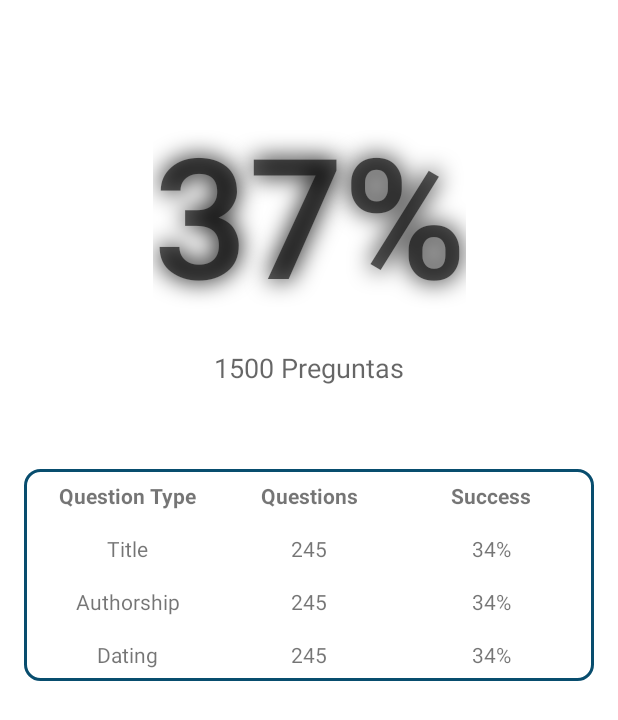
After one commit to santukis/cleanArchitecture, an Android app: the layout fragment_game_score.xml on its own in the app's theme, with its tools: preview values and no code run, on a phone screen of 412 x 824 dp. The commit adds this screen. Shown: the top 720 px of the screen. Run offline under Robolectric (Android 15) with nearby library versions, the light colour scheme and no system bars.

Commit message:
fragment game score layout implemented

```diff
--- a/app/src/main/java/com/santukis/cleanarchitecture/game/domain/model/Game.kt
+++ b/app/src/main/java/com/santukis/cleanarchitecture/game/domain/model/Game.kt
@@ -4,11 +4,21 @@ import androidx.annotation.StringRes
 import com.santukis.cleanarchitecture.R
 import org.threeten.bp.LocalDateTime
 import kotlin.random.Random
+import kotlin.reflect.KClass
 
 data class Game(
     var score: Int = 0,
     var date: LocalDateTime = LocalDateTime.now()
-)
+) {
+
+    fun getPercentageScore(): String = ""
+
+    fun getQuestionCount(): String = ""
+
+    fun getQuestionCount(type: KClass<out Question>): String = ""
+
+    fun getPercentageScore(type: KClass<out Question>): String = ""
+}
 
 sealed class Question(
     var answers: List<Answer>,
@@ -16,9 +26,9 @@ sealed class Question(
     var successfullyAnswered: Boolean = false
 ) {
 
-    private var rightOption: Int = Random.nextInt(0, answers.size)
+    private val rightOption: Int = Random.nextInt(0, answers.size)
 
-    fun getRightAnswer() = answers.get(rightOption)
+    fun getRightAnswer() = answers[rightOption]
 
     fun checkAnswer(artwork: Answer) {
         successfullyAnswered = getRightAnswer().text == artwork.text
--- /dev/null
+++ b/app/src/main/res/drawable/ic_stats.xml
@@ -0,0 +1,10 @@
+<vector xmlns:android="http://schemas.android.com/apk/res/android"
+    android:width="24dp"
+    android:height="24dp"
+    android:viewportWidth="24"
+    android:viewportHeight="24"
+    android:tint="?attr/colorControlNormal">
+  <path
+      android:fillColor="@android:color/white"
+      android:pathData="M23,8c0,1.1 -0.9,2 -2,2c-0.18,0 -0.35,-0.02 -0.51,-0.07l-3.56,3.55C16.98,13.64 17,13.82 17,14c0,1.1 -0.9,2 -2,2s-2,-0.9 -2,-2c0,-0.18 0.02,-0.36 0.07,-0.52l-2.55,-2.55C10.36,10.98 10.18,11 10,11s-0.36,-0.02 -0.52,-0.07l-4.55,4.56C4.98,15.65 5,15.82 5,16c0,1.1 -0.9,2 -2,2s-2,-0.9 -2,-2s0.9,-2 2,-2c0.18,0 0.35,0.02 0.51,0.07l4.56,-4.55C8.02,9.36 8,9.18 8,9c0,-1.1 0.9,-2 2,-2s2,0.9 2,2c0,0.18 -0.02,0.36 -0.07,0.52l2.55,2.55C14.64,12.02 14.82,12 15,12s0.36,0.02 0.52,0.07l3.55,-3.56C19.02,8.35 19,8.18 19,8c0,-1.1 0.9,-2 2,-2S23,6.9 23,8z"/>
+</vector>
--- /dev/null
+++ b/app/src/main/res/drawable/outlined_background.xml
@@ -0,0 +1,8 @@
+<?xml version="1.0" encoding="utf-8"?>
+<shape xmlns:android="http://schemas.android.com/apk/res/android"
+    android:shape="rectangle">
+
+    <corners android:radius="10dp"/>
+    <stroke android:color="@color/colorPrimary" android:width="2dp"/>
+
+</shape>
--- a/app/src/main/res/layout/fragment_game_answer.xml
+++ b/app/src/main/res/layout/fragment_game_answer.xml
@@ -47,6 +47,7 @@
                 android:layout_height="wrap_content"
                 android:gravity="center"
                 android:padding="@dimen/normal_space"
+                android:textIsSelectable="true"
                 android:text="@{question.getRightAnswer().explanation}"
                 tools:text="Descripción de la obra mostrada" />
 
--- /dev/null
+++ b/app/src/main/res/layout/fragment_game_score.xml
@@ -0,0 +1,217 @@
+<?xml version="1.0" encoding="utf-8"?>
+<layout
+    xmlns:android="http://schemas.android.com/apk/res/android"
+    xmlns:app="http://schemas.android.com/apk/res-auto"
+    xmlns:tools="http://schemas.android.com/tools">
+
+    <data>
+        <variable
+            name="game"
+            type="com.santukis.cleanarchitecture.game.domain.model.Game" />
+
+        <import type="com.santukis.cleanarchitecture.game.domain.model.Question.TitleQuestion"/>
+        <import type="com.santukis.cleanarchitecture.game.domain.model.Question.AuthorQuestion"/>
+        <import type="com.santukis.cleanarchitecture.game.domain.model.Question.DatingQuestion"/>
+
+    </data>
+
+    <androidx.constraintlayout.widget.ConstraintLayout
+        android:layout_width="match_parent"
+        android:layout_height="match_parent"
+        android:clipToPadding="false">
+
+        <androidx.appcompat.widget.AppCompatTextView
+            android:id="@+id/score"
+            android:layout_width="wrap_content"
+            android:layout_height="wrap_content"
+            app:layout_constraintTop_toTopOf="parent"
+            app:layout_constraintBottom_toBottomOf="parent"
+            app:layout_constraintLeft_toLeftOf="parent"
+            app:layout_constraintRight_toRightOf="parent"
+            app:layout_constraintVertical_bias="0.1"
+            style="@style/TextAppearance.AppCompat.Display4"
+            tools:text="37%"
+            android:text="@{game.getPercentageScore()}"
+            android:shadowDx="0"
+            android:shadowDy="0"
+            android:shadowRadius="20"
+            android:shadowColor="@color/black"
+            android:textStyle="bold"/>
+
+        <androidx.appcompat.widget.AppCompatTextView
+            android:id="@+id/questions"
+            android:layout_width="wrap_content"
+            android:layout_height="wrap_content"
+            app:layout_constraintLeft_toLeftOf="parent"
+            app:layout_constraintRight_toRightOf="parent"
+            app:layout_constraintTop_toBottomOf="@id/score"
+            style="@style/TextAppearance.AppCompat.Medium"
+            android:layout_marginTop="@dimen/large_space"
+            tools:text="1500 Preguntas"
+            android:text="@{game.getQuestionCount()}"/>
+
+        <LinearLayout
+            android:id="@+id/data_container"
+            android:layout_width="match_parent"
+            android:layout_height="wrap_content"
+            android:orientation="vertical"
+            android:layout_margin="@dimen/large_space"
+            android:padding="@dimen/normal_space"
+            android:background="@drawable/outlined_background"
+            app:layout_constraintTop_toBottomOf="@id/questions"
+            app:layout_constraintBottom_toBottomOf="parent"
+            app:layout_constraintVertical_bias="0.1">
+
+            <LinearLayout
+                android:layout_width="match_parent"
+                android:layout_height="wrap_content"
+                android:orientation="horizontal">
+
+                <androidx.appcompat.widget.AppCompatTextView
+                    android:layout_width="0dp"
+                    android:layout_height="wrap_content"
+                    app:layout_constraintLeft_toLeftOf="parent"
+                    app:layout_constraintTop_toTopOf="parent"
+                    android:text="@string/question_type"
+                    android:layout_weight="1"
+                    android:textStyle="bold"
+                    android:gravity="center"/>
+
+                <androidx.appcompat.widget.AppCompatTextView
+                    android:layout_width="0dp"
+                    android:layout_height="wrap_content"
+                    app:layout_constraintLeft_toLeftOf="parent"
+                    app:layout_constraintTop_toTopOf="parent"
+                    android:text="@string/questions"
+                    android:layout_weight="1"
+                    android:textStyle="bold"
+                    android:gravity="center"/>
+
+                <androidx.appcompat.widget.AppCompatTextView
+                    android:layout_width="0dp"
+                    android:layout_height="wrap_content"
+                    app:layout_constraintLeft_toLeftOf="parent"
+                    app:layout_constraintTop_toTopOf="parent"
+                    android:text="@string/success"
+                    android:layout_weight="1"
+                    android:textStyle="bold"
+                    android:gravity="center"/>
+
+            </LinearLayout>
+
+            <LinearLayout
+                android:layout_width="match_parent"
+                android:layout_height="wrap_content"
+                android:layout_marginTop="@dimen/large_space"
+                android:orientation="horizontal">
+
+                <androidx.appcompat.widget.AppCompatTextView
+                    android:layout_width="0dp"
+                    android:layout_height="wrap_content"
+                    app:layout_constraintLeft_toLeftOf="parent"
+                    app:layout_constraintTop_toTopOf="parent"
+                    android:text="@string/title"
+                    android:layout_weight="1"
+                    android:gravity="center"/>
+
+                <androidx.appcompat.widget.AppCompatTextView
+                    android:layout_width="0dp"
+                    android:layout_height="wrap_content"
+                    app:layout_constraintLeft_toLeftOf="parent"
+                    app:layout_constraintTop_toTopOf="parent"
+                    tools:text="245"
+                    android:text="@{game.getQuestionCount(TitleQuestion)}"
+                    android:layout_weight="1"
+                    android:gravity="center"/>
+
+                <androidx.appcompat.widget.AppCompatTextView
+                    android:layout_width="0dp"
+                    android:layout_height="wrap_content"
+                    app:layout_constraintLeft_toLeftOf="parent"
+                    app:layout_constraintTop_toTopOf="parent"
+                    tools:text="34%"
+                    android:text="@{game.getPercentageScore(TitleQuestion)}"
+                    android:layout_weight="1"
+                    android:gravity="center"/>
+
+            </LinearLayout>
+
+            <LinearLayout
+                android:layout_width="match_parent"
+                android:layout_height="wrap_content"
+                android:layout_marginTop="@dimen/large_space"
+                android:orientation="horizontal">
+
+                <androidx.appcompat.widget.AppCompatTextView
+                    android:layout_width="0dp"
+                    android:layout_height="wrap_content"
+                    app:layout_constraintLeft_toLeftOf="parent"
+                    app:layout_constraintTop_toTopOf="parent"
+                    android:text="@string/authorship"
+                    android:layout_weight="1"
+                    android:gravity="center"/>
+
+                <androidx.appcompat.widget.AppCompatTextView
+                    android:layout_width="0dp"
+                    android:layout_height="wrap_content"
+                    app:layout_constraintLeft_toLeftOf="parent"
+                    app:layout_constraintTop_toTopOf="parent"
+                    tools:text="245"
+                    android:text="@{game.getQuestionCount(AuthorQuestion)}"
+                    android:layout_weight="1"
+                    android:gravity="center"/>
+
+                <androidx.appcompat.widget.AppCompatTextView
+                    android:layout_width="0dp"
+                    android:layout_height="wrap_content"
+                    app:layout_constraintLeft_toLeftOf="parent"
+                    app:layout_constraintTop_toTopOf="parent"
+                    tools:text="34%"
+                    android:text="@{game.getPercentageScore(AuthorQuestion)}"
+                    android:layout_weight="1"
+                    android:gravity="center"/>
+
+            </LinearLayout>
+
+            <LinearLayout
+                android:layout_width="match_parent"
+                android:layout_height="wrap_content"
+                android:layout_marginTop="@dimen/large_space"
+                android:orientation="horizontal">
+
+                <androidx.appcompat.widget.AppCompatTextView
+                    android:layout_width="0dp"
+                    android:layout_height="wrap_content"
+                    app:layout_constraintLeft_toLeftOf="parent"
+                    app:layout_constraintTop_toTopOf="parent"
+                    android:text="@string/dating"
+                    android:layout_weight="1"
+                    android:gravity="center"/>
+
+                <androidx.appcompat.widget.AppCompatTextView
+                    android:layout_width="0dp"
+                    android:layout_height="wrap_content"
+                    app:layout_constraintLeft_toLeftOf="parent"
+                    app:layout_constraintTop_toTopOf="parent"
+                    tools:text="245"
+                    android:text="@{game.getQuestionCount(DatingQuestion)}"
+                    android:layout_weight="1"
+                    android:gravity="center"/>
+
+                <androidx.appcompat.widget.AppCompatTextView
+                    android:layout_width="0dp"
+                    android:layout_height="wrap_content"
+                    app:layout_constraintLeft_toLeftOf="parent"
+                    app:layout_constraintTop_toTopOf="parent"
+                    tools:text="34%"
+                    android:text="@{game.getPercentageScore(DatingQuestion)}"
+                    android:layout_weight="1"
+                    android:gravity="center"/>
+
+            </LinearLayout>
+
+        </LinearLayout>
+
+    </androidx.constraintlayout.widget.ConstraintLayout>
+
+</layout>
--- a/app/src/main/res/values/strings.xml
+++ b/app/src/main/res/values/strings.xml
@@ -9,4 +9,10 @@
     <string name="title_question">What\'s the title of this artwork?</string>
     <string name="author_question">What\'s the author of this artwork?</string>
     <string name="dating_question">What\'s the dating of this artwork?</string>
+    <string name="question_type">Question Type</string>
+    <string name="questions">Questions</string>
+    <string name="success">Success</string>
+    <string name="title">Title</string>
+    <string name="authorship">Authorship</string>
+    <string name="dating">Dating</string>
 </resources>
```
